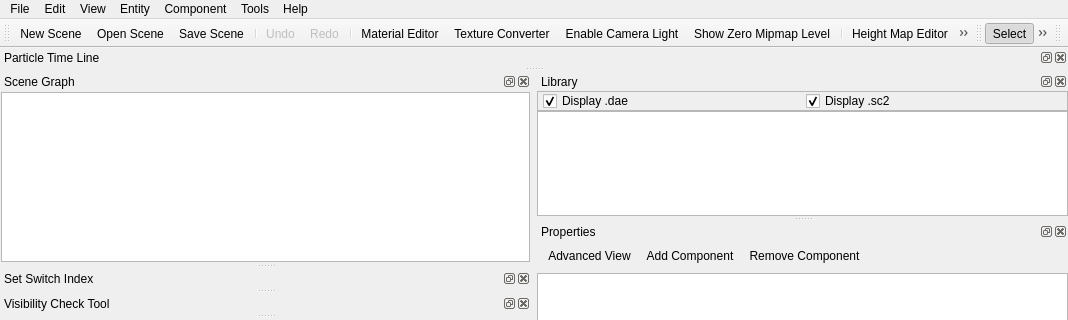
xaoctech/dava.engine, file Tools/ResourceEditor/DataQt/mainwindow.ui: the form before one commit; both pictures show x 0 to 1068 and y 0 to 320 of the 1068 by 796 pixel window.
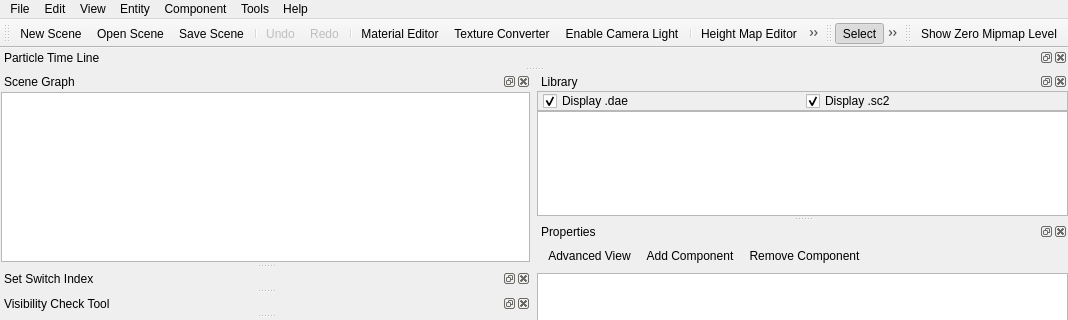
The form after the commit. Icons and pictures are not drawn. Custom widgets are drawn as their Qt base class.

Commit message: Small fix to remove unneeded toolbar actions

The edit to the form file:
```diff
--- a/Tools/ResourceEditor/DataQt/mainwindow.ui
+++ b/Tools/ResourceEditor/DataQt/mainwindow.ui
@@ -323,7 +323,6 @@
    <addaction name="actionMaterialEditor"/>
    <addaction name="actionTextureConverter"/>
    <addaction name="actionEnableCameraLight"/>
-   <addaction name="actionShowMipmapLevel"/>
    <addaction name="separator"/>
    <addaction name="actionHeightMapEditor"/>
    <addaction name="actionTileMapEditor"/>
@@ -735,6 +734,7 @@
    <attribute name="toolBarBreak">
     <bool>false</bool>
    </attribute>
+   <addaction name="actionShowMipmapLevel"/>
   </widget>
   <widget class="QStatusBar" name="statusBar"/>
   <widget class="QDockWidget" name="dockWidget">
```
Left out of the diff: 1 changed line with no effect on the pictures. The commit also changes 1 other file.
